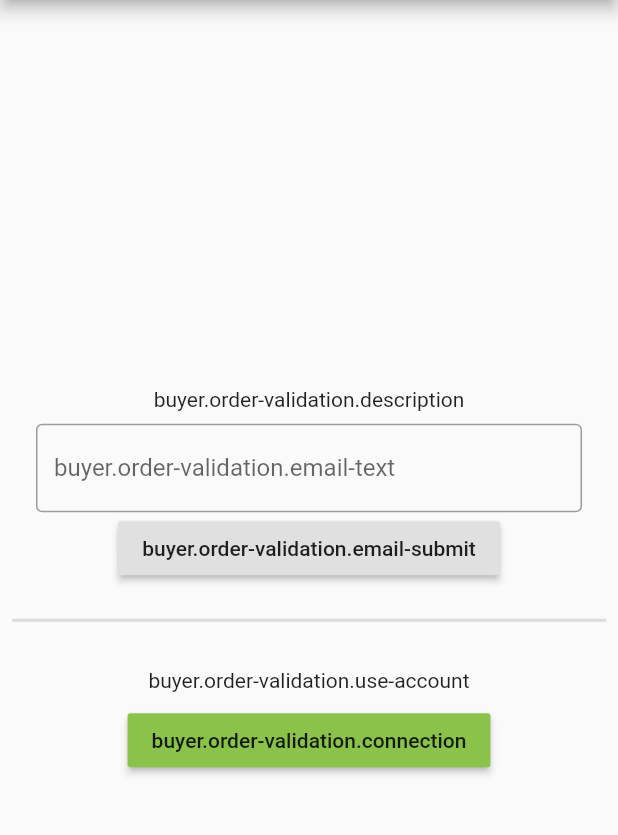
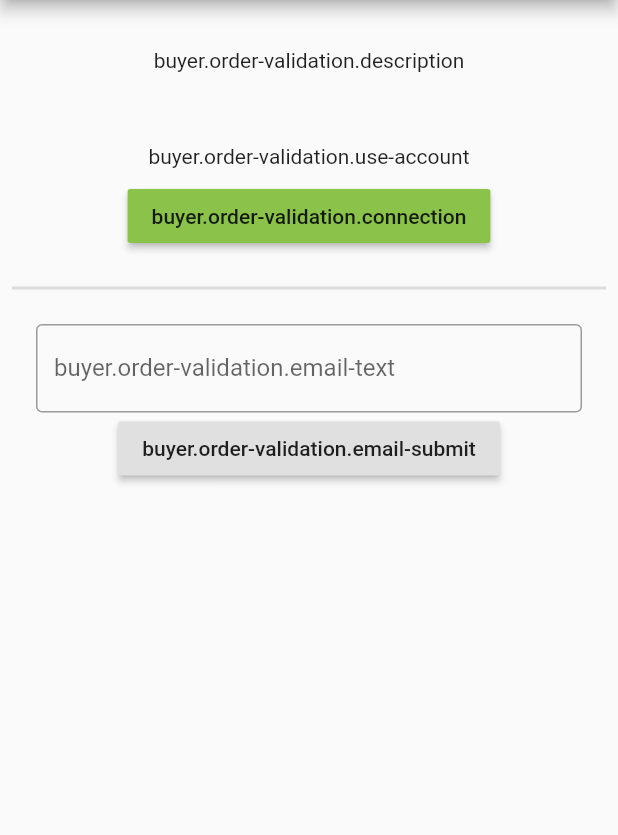
Before and after one commit to GrandSchtroumpf/veggie-market-flutter, a Flutter app: the OrderValidation screen opened directly, on a phone screen of 412 x 824 dp, the part 84-919 px from its top. Run offline on Flutter 3.47's test engine with Material 2 defaults, Android fonts, the light colour scheme and no system bars; our stand-ins replace badges, cloud_firestore, firebase_auth, firebase_core, firebase_storage, flutter_i18n and 4 more; accounts and stored records are empty.

Commit message:
small updates

```diff
--- a/assets/i18n/en.json
+++ b/assets/i18n/en.json
@@ -19,7 +19,7 @@
     },
     "offer-validation": {
       "title": "Order Validation",
-      "description": "We need an email to identify your order.",
+      "description": "We need an email to identify your order. Create an account, or use an email for this time.",
       "email-label": "Entrer email",
       "email-hint": "email used to retrieve your order.",
       "email-submit": "Validate your email",
--- a/assets/i18n/fr.json
+++ b/assets/i18n/fr.json
@@ -19,7 +19,7 @@
     },
     "order-validation": {
       "title": "Valider la commande",
-      "description": "Nous avons besoin d'un email pour valider votre commande.",
+      "description": "Nous avons besoin d'un email pour valider votre commande. Créer un compte ou utiliser votre email pour cette fois.",
       "email-label": "Entrer votre email ici",
       "email-hint": "Cet email est utilisé pour récupérer votre commande.",
       "email-submit": "Valider votre email",
--- a/lib/market/order-validation.dart
+++ b/lib/market/order-validation.dart
@@ -13,34 +13,18 @@ class OrderValidation extends StatelessWidget {
       body: Padding(
         padding: const EdgeInsets.all(8.0),
         child: Column(
-          mainAxisAlignment: MainAxisAlignment.center,
+          mainAxisAlignment: MainAxisAlignment.start,
           crossAxisAlignment: CrossAxisAlignment.center,
           children: [
-            Container(
-              margin: const EdgeInsets.all(16.0),
-              child: Column(
-                children: [
             Padding(
-                    padding: const EdgeInsets.all(8.0),
+              padding: const EdgeInsets.all(24.0),
               child: intl.text('description'),
             ),
-                  TextFormField(
-                    keyboardType: TextInputType.emailAddress,
-                    onChanged: (String value) => email = value,
-                    decoration: InputDecoration(
-                      labelText: intl.string(context, 'email-text'),
-                      hintText: intl.string(context, 'email-hint'),
-                      border: new OutlineInputBorder(),
-                    ),
-                  ),
-                  RaisedButton(
-                    onPressed: () => Navigator.pop(context, email),
-                    child: intl.text('email-submit'),
-                  ),
-                ],
-              ),
-            ),
-            Divider(thickness: 2.0),
+            Expanded(
+              child: Column(
+                mainAxisAlignment: MainAxisAlignment.start,
+                crossAxisAlignment: CrossAxisAlignment.center,
+                children: [
                   Container(
                     margin: const EdgeInsets.all(16.0),
                     child: Column(
@@ -64,7 +48,31 @@ class OrderValidation extends StatelessWidget {
                         ),
                       ],
                     ),
-            )
+                  ),
+                  Divider(thickness: 2.0),
+                  Container(
+                    margin: const EdgeInsets.all(16.0),
+                    child: Column(
+                      children: [
+                        TextFormField(
+                          keyboardType: TextInputType.emailAddress,
+                          onChanged: (String value) => email = value,
+                          decoration: InputDecoration(
+                            labelText: intl.string(context, 'email-text'),
+                            hintText: intl.string(context, 'email-hint'),
+                            border: new OutlineInputBorder(),
+                          ),
+                        ),
+                        RaisedButton(
+                          onPressed: () => Navigator.pop(context, email),
+                          child: intl.text('email-submit'),
+                        ),
+                      ],
+                    ),
+                  ),
+                ],
+              ),
+            ),
           ],
         ),
       ),
```
Also changed, not shown: lib/market/bucket.dart (+10 -3 lines). Lines whose indentation alone changed are shown as unchanged.
